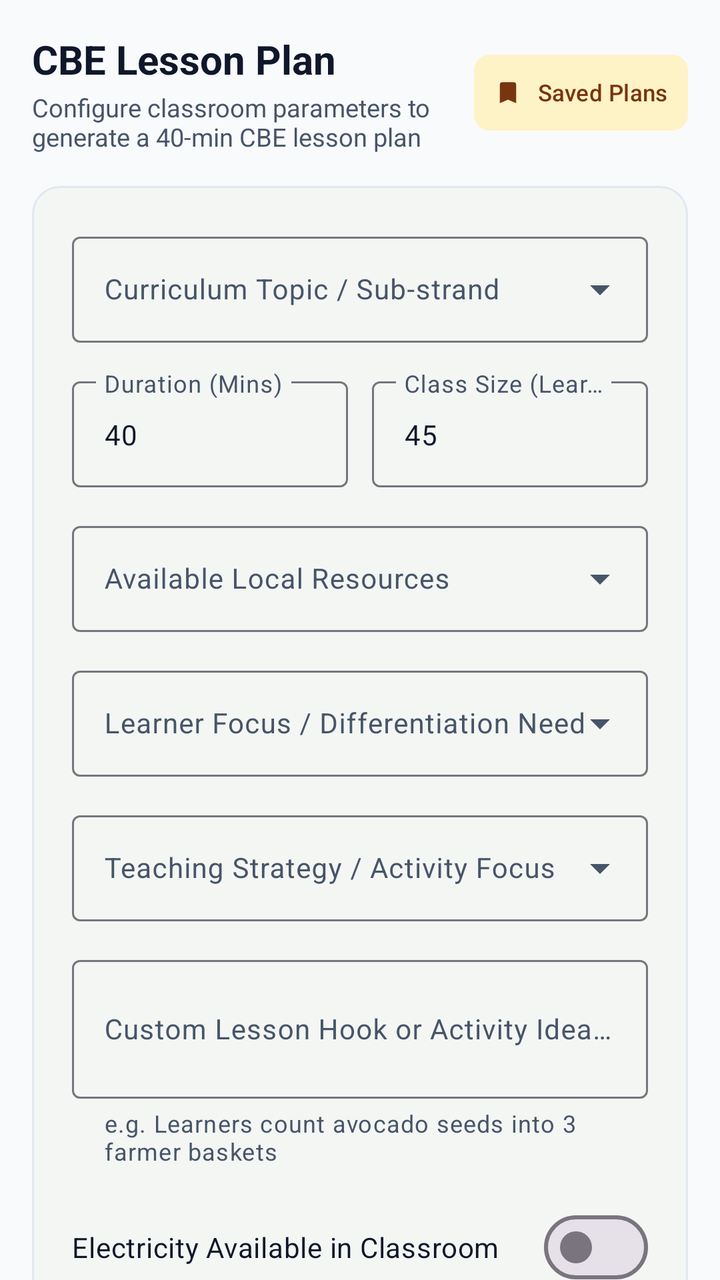
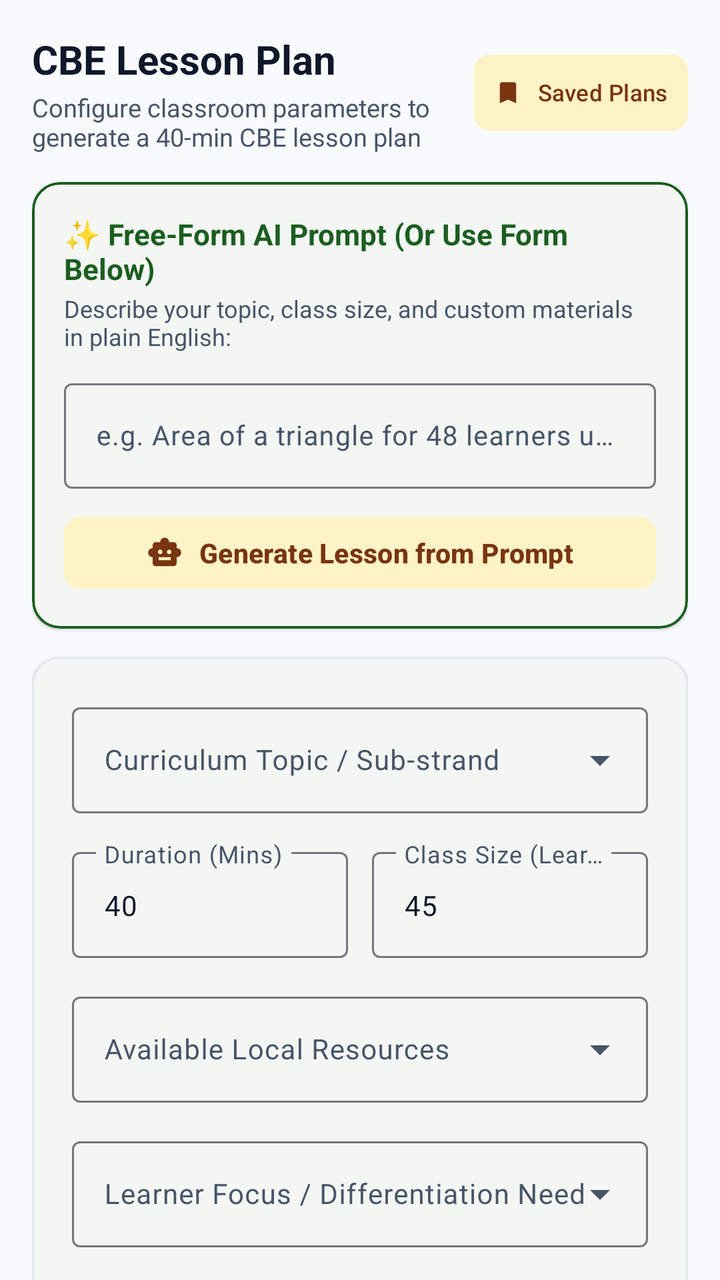

An Android layout rendered at two revisions. The XML below is the earlier revision; the diff shows what the commit changed to produce the second picture.
<!-- AndroidManifest.xml: application theme Theme.MwalimuAI -->
<!-- res/layout/fragment_lesson_planner.xml -->
<?xml version="1.0" encoding="utf-8"?>
<FrameLayout xmlns:android="http://schemas.android.com/apk/res/android"
    xmlns:app="http://schemas.android.com/apk/res-auto"
    android:layout_width="match_parent"
    android:layout_height="match_parent"
    android:background="@color/background">

    <androidx.core.widget.NestedScrollView
        android:id="@+id/scrollPlannerContent"
        android:layout_width="match_parent"
        android:layout_height="match_parent"
        android:fillViewport="true">

        <LinearLayout
            android:layout_width="match_parent"
            android:layout_height="wrap_content"
            android:orientation="vertical"
            android:padding="16dp">

            <LinearLayout
                android:layout_width="match_parent"
                android:layout_height="wrap_content"
                android:gravity="center_vertical"
                android:orientation="horizontal">

                <LinearLayout
                    android:layout_width="0dp"
                    android:layout_height="wrap_content"
                    android:layout_weight="1"
                    android:orientation="vertical">

                    <TextView
                        android:layout_width="wrap_content"
                        android:layout_height="wrap_content"
                        android:text="CBE Lesson Plan"
                        android:textColor="@color/text_primary"
                        android:textSize="20sp"
                        android:textStyle="bold" />

                    <TextView
                        android:layout_width="wrap_content"
                        android:layout_height="wrap_content"
                        android:layout_marginTop="2dp"
                        android:text="Configure classroom parameters to generate a 40-min CBE lesson plan"
                        android:textColor="@color/text_secondary"
                        android:textSize="12.5sp" />
                </LinearLayout>

                <com.google.android.material.button.MaterialButton
                    android:id="@+id/btnViewSavedLessons"
                    style="@style/Widget.Material3.Button.TonalButton"
                    android:layout_width="wrap_content"
                    android:layout_height="38dp"
                    android:insetTop="0dp"
                    android:insetBottom="0dp"
                    android:paddingHorizontal="10dp"
                    android:text="Saved Plans"
                    android:textSize="11.5sp"
                    app:cornerRadius="8dp"
                    app:icon="@drawable/ic_bookmark"
                    app:iconSize="14dp" />
            </LinearLayout>

            <com.google.android.material.card.MaterialCardView
                android:layout_width="match_parent"
                android:layout_height="wrap_content"
                android:layout_marginTop="16dp"
                app:cardBackgroundColor="@color/surface"
                app:cardCornerRadius="14dp"
                app:cardElevation="1dp"
                app:strokeColor="@color/border_light"
                app:strokeWidth="1dp">

                <LinearLayout
                    android:layout_width="match_parent"
                    android:layout_height="wrap_content"
                    android:orientation="vertical"
                    android:padding="20dp">

                    
                    <com.google.android.material.textfield.TextInputLayout
                        android:id="@+id/tilSubStrand"
                        style="@style/Widget.Material3.TextInputLayout.OutlinedBox.ExposedDropdownMenu"
                        android:layout_width="match_parent"
                        android:layout_height="wrap_content"
                        android:layout_marginBottom="14dp"
                        android:hint="Curriculum Topic / Sub-strand">

                        <AutoCompleteTextView
                            android:id="@+id/actvSubStrand"
                            android:layout_width="match_parent"
                            android:layout_height="wrap_content"
                            android:textColor="@color/text_primary"
                            android:textSize="14sp"
                            android:inputType="none" />
                    </com.google.android.material.textfield.TextInputLayout>

                    
                    <LinearLayout
                        android:layout_width="match_parent"
                        android:layout_height="wrap_content"
                        android:layout_marginBottom="14dp"
                        android:orientation="horizontal">

                        <com.google.android.material.textfield.TextInputLayout
                            android:id="@+id/tilDuration"
                            style="@style/Widget.Material3.TextInputLayout.OutlinedBox"
                            android:layout_width="0dp"
                            android:layout_height="wrap_content"
                            android:layout_marginEnd="6dp"
                            android:layout_weight="1"
                            android:hint="Duration (Mins)">

                            <com.google.android.material.textfield.TextInputEditText
                                android:id="@+id/etDuration"
                                android:layout_width="match_parent"
                                android:layout_height="wrap_content"
                                android:textColor="@color/text_primary"
                                android:textSize="14sp"
                                android:inputType="number"
                                android:text="40" />
                        </com.google.android.material.textfield.TextInputLayout>

                        <com.google.android.material.textfield.TextInputLayout
                            android:id="@+id/tilClassSize"
                            style="@style/Widget.Material3.TextInputLayout.OutlinedBox"
                            android:layout_width="0dp"
                            android:layout_height="wrap_content"
                            android:layout_marginStart="6dp"
                            android:layout_weight="1"
                            android:hint="Class Size (Learners)">

                            <com.google.android.material.textfield.TextInputEditText
                                android:id="@+id/etClassSize"
                                android:layout_width="match_parent"
                                android:layout_height="wrap_content"
                                android:textColor="@color/text_primary"
                                android:textSize="14sp"
                                android:inputType="number"
                                android:text="45" />
                        </com.google.android.material.textfield.TextInputLayout>
                    </LinearLayout>

                    
                    <com.google.android.material.textfield.TextInputLayout
                        android:id="@+id/tilResources"
                        style="@style/Widget.Material3.TextInputLayout.OutlinedBox.ExposedDropdownMenu"
                        android:layout_width="match_parent"
                        android:layout_height="wrap_content"
                        android:layout_marginBottom="14dp"
                        android:hint="Available Local Resources">

                        <AutoCompleteTextView
                            android:id="@+id/actvResources"
                            android:layout_width="match_parent"
                            android:layout_height="wrap_content"
                            android:textColor="@color/text_primary"
                            android:textSize="14sp"
                            android:inputType="none" />
                    </com.google.android.material.textfield.TextInputLayout>

                    
                    <com.google.android.material.textfield.TextInputLayout
                        android:id="@+id/tilCustomResources"
                        style="@style/Widget.Material3.TextInputLayout.OutlinedBox"
                        android:layout_width="match_parent"
                        android:layout_height="wrap_content"
                        android:layout_marginBottom="14dp"
                        android:hint="Specify Your Local Materials"
                        app:helperText="e.g. Avocado seeds, dry sticks, bean counters, bottle caps"
                        app:helperTextTextColor="@color/text_secondary"
                        android:visibility="gone">

                        <com.google.android.material.textfield.TextInputEditText
                            android:id="@+id/etCustomResources"
                            android:layout_width="match_parent"
                            android:layout_height="wrap_content"
                            android:inputType="textCapSentences"
                            android:textColor="@color/text_primary"
                            android:textSize="14sp" />
                    </com.google.android.material.textfield.TextInputLayout>

                    
                    <com.google.android.material.textfield.TextInputLayout
                        android:id="@+id/tilLearningNeed"
                        style="@style/Widget.Material3.TextInputLayout.OutlinedBox.ExposedDropdownMenu"
                        android:layout_width="match_parent"
                        android:layout_height="wrap_content"
                        android:layout_marginBottom="14dp"
                        android:hint="Learner Focus / Differentiation Need">

                        <AutoCompleteTextView
                            android:id="@+id/actvLearningNeed"
                            android:layout_width="match_parent"
                            android:layout_height="wrap_content"
                            android:textColor="@color/text_primary"
                            android:textSize="14sp"
                            android:inputType="none" />
                    </com.google.android.material.textfield.TextInputLayout>

                    
                    <com.google.android.material.textfield.TextInputLayout
                        android:id="@+id/tilStrategy"
                        style="@style/Widget.Material3.TextInputLayout.OutlinedBox.ExposedDropdownMenu"
                        android:layout_width="match_parent"
                        android:layout_height="wrap_content"
                        android:layout_marginBottom="14dp"
                        android:hint="Teaching Strategy / Activity Focus">

                        <AutoCompleteTextView
                            android:id="@+id/actvStrategy"
                            android:layout_width="match_parent"
                            android:layout_height="wrap_content"
                            android:textColor="@color/text_primary"
                            android:textSize="14sp"
                            android:inputType="none" />
                    </com.google.android.material.textfield.TextInputLayout>

                    
                    <com.google.android.material.textfield.TextInputLayout
                        android:id="@+id/tilCustomHook"
                        style="@style/Widget.Material3.TextInputLayout.OutlinedBox"
                        android:layout_width="match_parent"
                        android:layout_height="wrap_content"
                        android:layout_marginBottom="16dp"
                        android:hint="Custom Lesson Hook or Activity Idea (Optional)"
                        app:helperText="e.g. Learners count avocado seeds into 3 farmer baskets"
                        app:helperTextTextColor="@color/text_secondary">

                        <com.google.android.material.textfield.TextInputEditText
                            android:id="@+id/etCustomHook"
                            android:layout_width="match_parent"
                            android:layout_height="wrap_content"
                            android:inputType="textMultiLine|textCapSentences"
                            android:minLines="2"
                            android:textColor="@color/text_primary"
                            android:textSize="14sp" />
                    </com.google.android.material.textfield.TextInputLayout>

                    
                    <com.google.android.material.materialswitch.MaterialSwitch
                        android:id="@+id/switchElectricity"
                        android:layout_width="match_parent"
                        android:layout_height="wrap_content"
                        android:layout_marginBottom="8dp"
                        android:text="Electricity Available in Classroom"
                        android:textColor="@color/text_primary" />

                    <com.google.android.material.materialswitch.MaterialSwitch
                        android:id="@+id/switchInternet"
                        android:layout_width="match_parent"
                        android:layout_height="wrap_content"
                        android:layout_marginBottom="20dp"
                        android:text="Internet Access Available"
                        android:textColor="@color/text_primary" />

                    
                    <com.google.android.material.button.MaterialButton
                        android:id="@+id/btnGeneratePlan"
                        style="@style/Widget.Material3.Button"
                        android:layout_width="match_parent"
                        android:layout_height="52dp"
                        android:backgroundTint="@color/primary"
                        android:text="@string/btn_generate_lesson"
                        android:textSize="15sp"
                        android:textStyle="bold"
                        app:cornerRadius="10dp"
                        app:icon="@drawable/ic_verified"
                        app:iconGravity="textStart" />

                </LinearLayout>
            </com.google.android.material.card.MaterialCardView>

        </LinearLayout>
    </androidx.core.widget.NestedScrollView>

    
    <FrameLayout
        android:id="@+id/layoutGeneratingOverlay"
        android:layout_width="match_parent"
        android:layout_height="match_parent"
        android:background="#99000000"
        android:clickable="true"
        android:elevation="20dp"
        android:focusable="true"
        android:visibility="gone">

        <com.google.android.material.card.MaterialCardView
            android:layout_width="290dp"
            android:layout_height="wrap_content"
            android:layout_gravity="center"
            app:cardBackgroundColor="@color/surface"
            app:cardCornerRadius="18dp"
            app:cardElevation="10dp"
            app:strokeWidth="0dp">

            <LinearLayout
                android:layout_width="match_parent"
                android:layout_height="wrap_content"
                android:gravity="center"
                android:orientation="vertical"
                android:padding="28dp">

                <com.google.android.material.progressindicator.CircularProgressIndicator
                    android:id="@+id/cpiDeveloping"
                    android:layout_width="wrap_content"
                    android:layout_height="wrap_content"
                    android:indeterminate="true"
                    app:indicatorColor="@color/primary"
                    app:indicatorSize="48dp"
                    app:trackColor="@color/primary_container"
                    app:trackThickness="4dp" />

                <TextView
                    android:layout_width="wrap_content"
                    android:layout_height="wrap_content"
                    android:layout_marginTop="20dp"
                    android:text="Developing the plan..."
                    android:textColor="@color/text_primary"
                    android:textSize="17sp"
                    android:textStyle="bold" />

                <TextView
                    android:layout_width="wrap_content"
                    android:layout_height="wrap_content"
                    android:layout_marginTop="8dp"
                    android:gravity="center"
                    android:lineSpacingExtra="2dp"
                    android:text="Preparing scenario, classroom activities, and exit ticket..."
                    android:textColor="@color/text_secondary"
                    android:textSize="13sp" />

            </LinearLayout>
        </com.google.android.material.card.MaterialCardView>
    </FrameLayout>

</FrameLayout>
<!-- resources referenced by this layout -->
<resources>
  <color name="background">#F8FAFC</color>
  <color name="border_light">#E2E8F0</color>
  <color name="primary">#1B5E20</color>
  <color name="primary_container">#DCFCE7</color>
  <color name="surface">#FFFFFF</color>
  <color name="text_primary">#0F172A</color>
  <color name="text_secondary">#475569</color>
  <!-- drawable ic_bookmark (drawable) -->
  <vector xmlns:android="http://schemas.android.com/apk/res/android"
      android:width="24dp"
      android:height="24dp"
      android:viewportWidth="24"
      android:viewportHeight="24">
    <path
        android:fillColor="@android:color/white"
        android:pathData="M17,3H7c-1.1,0 -1.99,0.9 -1.99,2L5,21l7,-3 7,3V5c0,-1.1 -0.9,-2 -2,-2z"/>
  </vector>
  <!-- drawable ic_verified (drawable) -->
  <vector xmlns:android="http://schemas.android.com/apk/res/android"
      android:width="24dp"
      android:height="24dp"
      android:viewportWidth="24"
      android:viewportHeight="24">
    <path
        android:fillColor="@android:color/white"
        android:pathData="M12,1L3,5v6c0,5.55 3.84,10.74 9,12 5.16,-1.26 9,-6.45 9,-12V5l-9,-4zm-2,16l-4,-4 1.41,-1.41L10,14.17l6.59,-6.59L18,9l-8,8z"/>
  </vector>
  <string name="btn_generate_lesson">Generate CBE Lesson Plan</string>
  <style name="Theme.MwalimuAI" parent="Theme.Material3.DayNight.NoActionBar">
          
          <item name="colorPrimary">@color/primary</item>
          <item name="colorOnPrimary">@color/white</item>
          <item name="colorPrimaryContainer">@color/primary_container</item>
          <item name="colorOnPrimaryContainer">@color/on_primary_container</item>
          
          
          <item name="colorSecondary">@color/secondary</item>
          <item name="colorOnSecondary">@color/white</item>
          <item name="colorSecondaryContainer">@color/secondary_container</item>
          <item name="colorOnSecondaryContainer">@color/on_secondary_container</item>
  
          
          <item name="colorTertiary">@color/tertiary</item>
          <item name="colorOnTertiary">@color/white</item>
          <item name="colorTertiaryContainer">@color/tertiary_container</item>
          <item name="colorOnTertiaryContainer">@color/on_tertiary_container</item>
  
          
          <item name="android:colorBackground">@color/background</item>
          <item name="colorSurface">@color/surface</item>
          <item name="colorOnSurface">@color/text_primary</item>
          <item name="colorSurfaceVariant">@color/surface_variant</item>
          <item name="colorOnSurfaceVariant">@color/text_secondary</item>
  
          
          <item name="android:statusBarColor">@color/primary_dark</item>
          <item name="android:windowLightStatusBar">false</item>
          <item name="android:navigationBarColor">@color/surface</item>
          <item name="android:windowLightNavigationBar">true</item>
      </style>
  <color name="white">#FFFFFFFF</color>
  <color name="on_primary_container">#14532D</color>
  <color name="secondary">#D97706</color>
  <color name="secondary_container">#FEF3C7</color>
  <color name="on_secondary_container">#78350F</color>
  <color name="tertiary">#0284C7</color>
  <color name="tertiary_container">#E0F2FE</color>
  <color name="on_tertiary_container">#0369A1</color>
  <color name="surface_variant">#F1F5F9</color>
  <color name="primary_dark">#0E3813</color>
</resources>

<!-- the commit's change to res/layout/fragment_lesson_planner.xml (unified diff, before → after) -->
@@ -61,10 +61,78 @@
                     app:iconSize="14dp" />
             </LinearLayout>
 
+            
             <com.google.android.material.card.MaterialCardView
                 android:layout_width="match_parent"
                 android:layout_height="wrap_content"
-                android:layout_marginTop="16dp"
+                android:layout_marginTop="14dp"
+                app:cardBackgroundColor="@color/surface"
+                app:cardCornerRadius="14dp"
+                app:cardElevation="1dp"
+                app:strokeColor="@color/primary"
+                app:strokeWidth="1.2dp">
+
+                <LinearLayout
+                    android:layout_width="match_parent"
+                    android:layout_height="wrap_content"
+                    android:orientation="vertical"
+                    android:padding="16dp">
+
+                    <TextView
+                        android:layout_width="wrap_content"
+                        android:layout_height="wrap_content"
+                        android:text="✨ Free-Form AI Prompt (Or Use Form Below)"
+                        android:textColor="@color/primary"
+                        android:textSize="14.5sp"
+                        android:textStyle="bold" />
+
+                    <TextView
+                        android:layout_width="wrap_content"
+                        android:layout_height="wrap_content"
+                        android:layout_marginTop="2dp"
+                        android:layout_marginBottom="10dp"
+                        android:text="Describe your topic, class size, and custom materials in plain English:"
+                        android:textColor="@color/text_secondary"
+                        android:textSize="12sp" />
+
+                    <com.google.android.material.textfield.TextInputLayout
+                        android:id="@+id/tilFreeFormPrompt"
+                        style="@style/Widget.Material3.TextInputLayout.OutlinedBox"
+                        android:layout_width="match_parent"
+                        android:layout_height="wrap_content"
+                        android:layout_marginBottom="10dp"
+                        android:hint="e.g. Area of a triangle for 48 learners using strings and boxes">
+
+                        <com.google.android.material.textfield.TextInputEditText
+                            android:id="@+id/etFreeFormPrompt"
+                            android:layout_width="match_parent"
+                            android:layout_height="wrap_content"
+                            android:imeOptions="actionSend"
+                            android:inputType="textCapSentences"
+                            android:maxLines="2"
+                            android:singleLine="true"
+                            android:textColor="@color/text_primary"
+                            android:textSize="13.5sp" />
+                    </com.google.android.material.textfield.TextInputLayout>
+
+                    <com.google.android.material.button.MaterialButton
+                        android:id="@+id/btnGenerateFreeForm"
+                        style="@style/Widget.Material3.Button.TonalButton"
+                        android:layout_width="match_parent"
+                        android:layout_height="44dp"
+                        android:text="Generate Lesson from Prompt"
+                        android:textSize="13.5sp"
+                        android:textStyle="bold"
+                        app:cornerRadius="8dp"
+                        app:icon="@drawable/ic_smart_toy"
+                        app:iconGravity="textStart" />
+                </LinearLayout>
+            </com.google.android.material.card.MaterialCardView>
+
+            <com.google.android.material.card.MaterialCardView
+                android:layout_width="match_parent"
+                android:layout_height="wrap_content"
+                android:layout_marginTop="14dp"
                 app:cardBackgroundColor="@color/surface"
                 app:cardCornerRadius="14dp"
                 app:cardElevation="1dp"
<!-- resource entries referenced after the edit -->
@@ -16,6 +16,16 @@
     <path
         android:fillColor="@android:color/white"
         android:pathData="M17,3H7c-1.1,0 -1.99,0.9 -1.99,2L5,21l7,-3 7,3V5c0,-1.1 -0.9,-2 -2,-2z"/>
+  </vector>
+  <!-- drawable ic_smart_toy (drawable) -->
+  <vector xmlns:android="http://schemas.android.com/apk/res/android"
+      android:width="24dp"
+      android:height="24dp"
+      android:viewportWidth="24"
+      android:viewportHeight="24">
+    <path
+        android:fillColor="@android:color/white"
+        android:pathData="M20,9V7c0,-1.1 -0.9,-2 -2,-2h-3c0,-1.66 -1.34,-3 -3,-3S9,3.34 9,5H6C4.9,5 4,5.9 4,7v2c-1.66,0 -3,1.34 -3,3s1.34,3 3,3v4c0,1.1 0.9,2 2,2h12c1.1,0 2,-0.9 2,-2v-4c1.66,0 3,-1.34 3,-3s-1.34,-3 -3,-3zM7.5,11.5c0,-0.83 0.67,-1.5 1.5,-1.5s1.5,0.67 1.5,1.5S9.83,13 9,13s-1.5,-0.67 -1.5,-1.5zM16,17H8v-2h8v2zM15,13c-0.83,0 -1.5,-0.67 -1.5,-1.5s0.67,-1.5 1.5,-1.5 1.5,0.67 1.5,1.5 -0.67,1.5 -1.5,1.5z"/>
   </vector>
   <!-- drawable ic_verified (drawable) -->
   <vector xmlns:android="http://schemas.android.com/apk/res/android"
